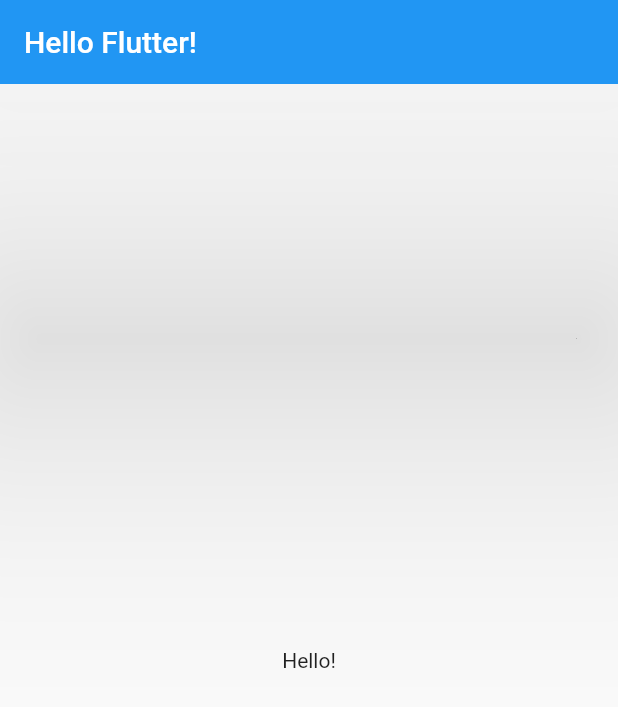
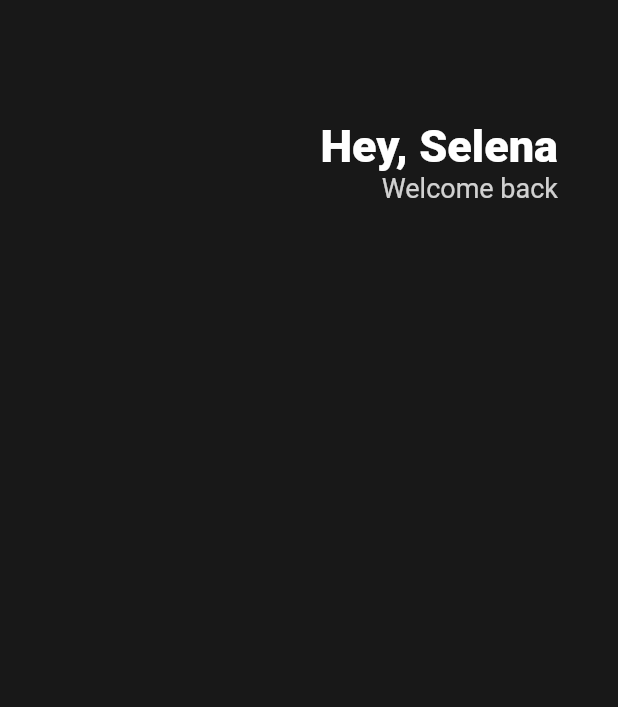
Before and after one commit to kingof7/flutter_nomad, a Flutter app: the screen it shows after launch, on a phone screen of 412 x 824 dp. Shown: the top 707 px of the screen. Run offline on Flutter 3.47's test engine with Material 2 defaults, Android fonts, the phone set to English and light mode, and no system bars.

Commit message:
1.Header

```diff
--- a/lib/main.dart
+++ b/lib/main.dart
@@ -21,15 +21,40 @@ class App extends StatelessWidget {
     // root Widget
     return MaterialApp(
       home: Scaffold(
-        appBar: AppBar(
-          elevation: 99,
-          centerTitle: false,
-          title: Text('Hello Flutter!'),
-        ),
-        body: Center(
-          child: Text('Hello!'),
-        ),
-      ),
+          backgroundColor: Color(0xFF181818),
+          body: Padding(
+            padding: EdgeInsets.symmetric(horizontal: 40),
+            child: Column(
+              children: [
+                SizedBox(
+                  height: 80,
+                ),
+                Row(
+                  mainAxisAlignment: MainAxisAlignment.end,
+                  children: [
+                    Column(
+                        crossAxisAlignment: CrossAxisAlignment.end,
+                        children: [
+                          Text(
+                            'Hey, Selena',
+                            style: TextStyle(
+                              color: Colors.white,
+                              fontSize: 30,
+                              fontWeight: FontWeight.w800,
+                            ),
+                          ),
+                          Text(
+                            'Welcome back',
+                            style: TextStyle(
+                                color: Colors.white.withOpacity(0.8),
+                                fontSize: 18),
+                          ),
+                        ])
+                  ],
+                ),
+              ],
+            ),
+          )),
     );
   }
 }
```
